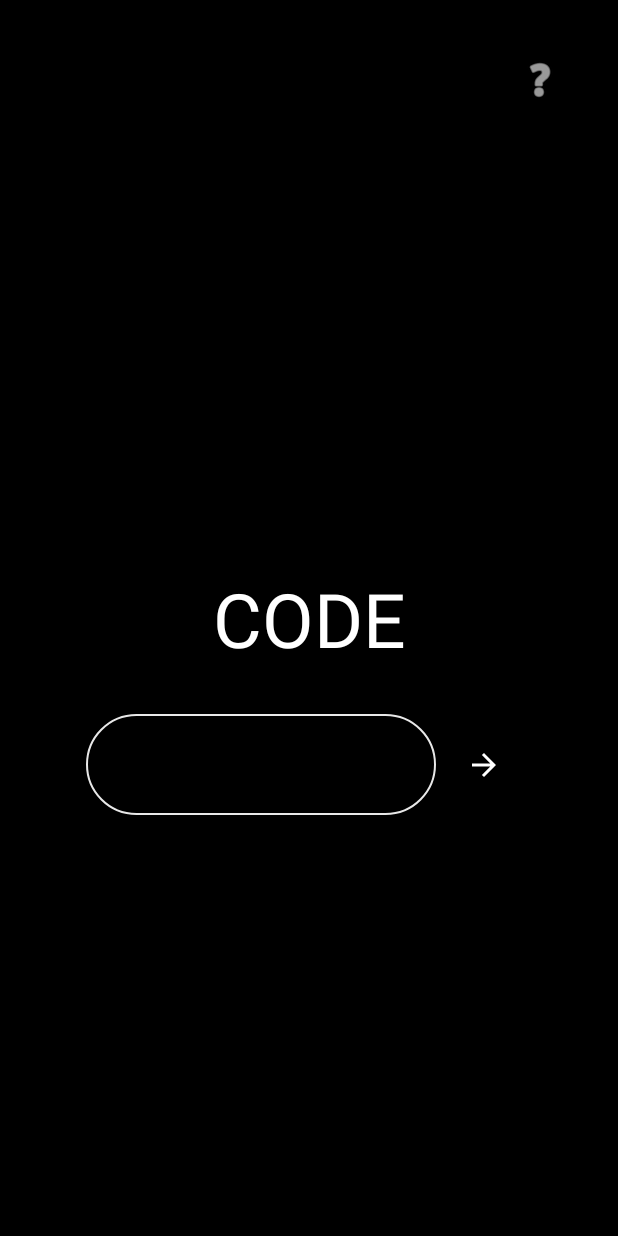
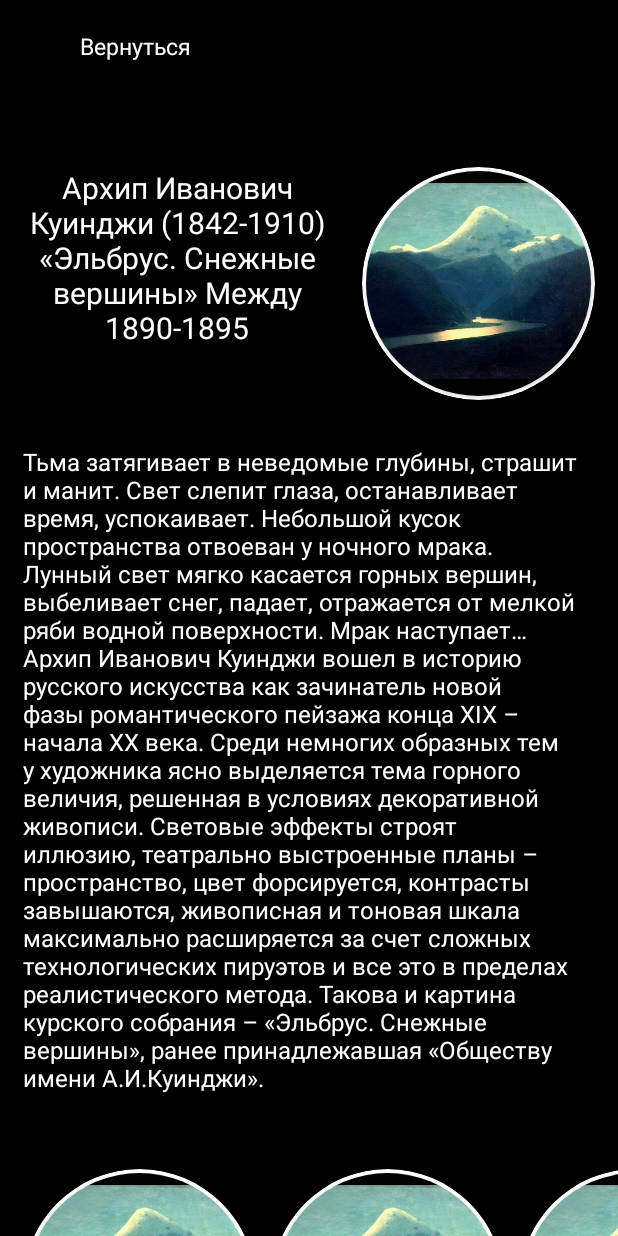
Before and after one commit to BadLog1n/Pictale, an Android app: the screen it shows after launch (MainActivity), on a phone screen of 412 x 824 dp. Run offline under Robolectric (Android 15) with nearby library versions, the phone set to English and light mode, and no system bars.

Commit message:
Набросан дизайн макета Контент-окна

```diff
--- a/app/src/main/java/com/oneseed/pictale/MainActivity.kt
+++ b/app/src/main/java/com/oneseed/pictale/MainActivity.kt
@@ -6,6 +6,6 @@ import android.os.Bundle
 class MainActivity : AppCompatActivity() {
     override fun onCreate(savedInstanceState: Bundle?) {
         super.onCreate(savedInstanceState)
-        setContentView(R.layout.activity_main)
+        setContentView(R.layout.layout_content)
     }
 }
--- /dev/null
+++ b/app/src/main/res/drawable/round_corner.xml
@@ -0,0 +1,5 @@
+<?xml version="1.0" encoding="utf-8"?>
+<shape xmlns:android="http://schemas.android.com/apk/res/android"
+    android:shape="rectangle">
+    <corners android:radius="90dp" />
+</shape>
--- a/app/src/main/res/layout/activity_main.xml
+++ b/app/src/main/res/layout/activity_main.xml
@@ -2,13 +2,8 @@
 <androidx.constraintlayout.widget.ConstraintLayout xmlns:android="http://schemas.android.com/apk/res/android"
     xmlns:app="http://schemas.android.com/apk/res-auto"
     android:layout_width="match_parent"
-    android:layout_height="match_parent">
-
-    <androidx.constraintlayout.widget.ConstraintLayout
-        android:layout_width="match_parent"
     android:layout_height="match_parent"
     android:background="@color/black">
-
 
 
     <TextView
@@ -50,7 +45,7 @@
             android:gravity="center"
             android:hint="@string/hintForCode"
             android:inputType="number"
-                android:maxLength="15"
+            android:maxLength="6"
             android:padding="20dp"
             android:paddingStart="15dp"
             android:paddingEnd="30dp"
@@ -81,6 +76,8 @@
         android:layout_width="wrap_content"
         android:layout_height="wrap_content"
         android:layout_gravity=""
+        android:layout_marginStart="300dp"
+        android:layout_marginBottom="200dp"
         android:backgroundTint="@color/black"
         android:enabled="true"
         android:padding="20dp"
@@ -88,15 +85,12 @@
         android:text=""
         android:textColor="@color/white"
         android:textSize="20sp"
-            app:layout_constraintBottom_toBottomOf="parent"
+        app:layout_constraintBottom_toTopOf="@+id/codeInputText"
         app:layout_constraintEnd_toEndOf="parent"
-            app:layout_constraintHorizontal_bias="0.953"
         app:layout_constraintStart_toStartOf="parent"
+
         app:layout_constraintTop_toTopOf="parent"
-            app:layout_constraintVertical_bias="0.023"
         app:tint="@color/white" />
 
 
 </androidx.constraintlayout.widget.ConstraintLayout>
-
-</androidx.constraintlayout.widget.ConstraintLayout>
--- /dev/null
+++ b/app/src/main/res/layout/layout_content.xml
@@ -0,0 +1,271 @@
+<?xml version="1.0" encoding="utf-8"?>
+<LinearLayout xmlns:android="http://schemas.android.com/apk/res/android"
+    xmlns:app="http://schemas.android.com/apk/res-auto"
+    xmlns:tools="http://schemas.android.com/tools"
+    android:layout_width="match_parent"
+    android:layout_height="match_parent"
+    android:background="@color/black"
+    android:orientation="vertical">
+
+    <ScrollView
+        android:layout_width="match_parent"
+        android:layout_height="match_parent">
+
+        <LinearLayout
+            android:layout_width="match_parent"
+            android:layout_height="wrap_content"
+            android:orientation="vertical" >
+
+            <TextView
+                android:id="@+id/backAction"
+                android:layout_width="wrap_content"
+                android:layout_height="wrap_content"
+                android:ems="10"
+                android:gravity="center"
+                android:maxLength="250"
+                android:padding="20dp"
+                android:text="@string/back"
+                android:textColor="@color/white"
+                android:textSize="15sp"
+                app:layout_constraintBottom_toBottomOf="parent"
+                app:layout_constraintEnd_toEndOf="parent"
+                app:layout_constraintStart_toStartOf="parent" />
+
+            <LinearLayout
+                android:id="@+id/titleLayout"
+                android:layout_width="match_parent"
+                android:layout_height="wrap_content"
+                android:orientation="horizontal"
+                android:paddingStart="15dp"
+                android:paddingTop="50dp"
+                android:paddingEnd="15dp"
+                android:paddingBottom="30dp"
+                app:layout_constraintBottom_toTopOf="@+id/Text"
+                app:layout_constraintEnd_toEndOf="parent"
+                app:layout_constraintStart_toStartOf="parent">
+
+                <TextView
+                    android:id="@+id/titleText"
+                    android:layout_width="0dp"
+                    android:layout_height="wrap_content"
+                    android:layout_marginEnd="20dp"
+                    android:layout_weight="1.5"
+                    android:ems="10"
+                    android:gravity="center"
+                    android:maxLength="250"
+                    android:text="@string/exampleTextShort"
+                    android:textColor="@color/white"
+                    android:textSize="20sp" />
+
+                <androidx.cardview.widget.CardView
+                    android:layout_width="155dp"
+                    android:layout_height="155dp"
+                    app:cardBackgroundColor="@color/white"
+                    app:cardCornerRadius="250dp">
+
+                    <androidx.cardview.widget.CardView
+                        android:layout_width="150dp"
+                        android:layout_height="150dp"
+                        android:layout_gravity="center"
+                        app:cardCornerRadius="250dp">
+
+                        <ImageView
+                            android:layout_width="150dp"
+                            android:layout_height="150dp"
+                            android:scaleType="centerCrop"
+                            android:src="@drawable/image" />
+
+                    </androidx.cardview.widget.CardView>
+
+                </androidx.cardview.widget.CardView>
+
+            </LinearLayout>
+
+            <TextView
+                android:id="@+id/mainText"
+                android:layout_width="match_parent"
+                android:layout_height="wrap_content"
+                android:ems="10"
+                android:paddingStart="15dp"
+                android:paddingEnd="15dp"
+                android:text="@string/exampleLongText"
+                android:textColor="@color/white"
+                android:textSize="16sp"
+                app:layout_constraintBottom_toBottomOf="parent"
+                app:layout_constraintEnd_toEndOf="parent"
+                app:layout_constraintStart_toStartOf="parent" />
+
+            <HorizontalScrollView
+                android:layout_width="wrap_content"
+                android:layout_height="wrap_content">
+
+
+                <LinearLayout
+                    android:id="@+id/linearLayout21"
+                    android:layout_width="wrap_content"
+                    android:layout_height="wrap_content"
+                    android:orientation="horizontal"
+                    android:paddingStart="15dp"
+                    android:paddingTop="50dp"
+                    android:paddingEnd="15dp"
+                    android:paddingBottom="30dp"
+                    app:layout_constraintBottom_toTopOf="@+id/Text"
+                    app:layout_constraintEnd_toEndOf="parent"
+                    app:layout_constraintStart_toStartOf="parent">
+
+
+                    <androidx.cardview.widget.CardView
+                        android:layout_width="155dp"
+                        android:layout_marginEnd="10dp"
+                        android:layout_height="155dp"
+                        app:cardBackgroundColor="@color/white"
+                        app:cardCornerRadius="250dp">
+
+                        <androidx.cardview.widget.CardView
+                            android:layout_width="150dp"
+                            android:layout_height="150dp"
+                            android:layout_gravity="center"
+                            app:cardCornerRadius="250dp">
+
+                            <ImageView
+                                android:layout_width="150dp"
+                                android:layout_height="150dp"
+                                android:scaleType="centerCrop"
+                                android:src="@drawable/image" />
+
+                        </androidx.cardview.widget.CardView>
+
+                    </androidx.cardview.widget.CardView>
+
+                    <androidx.cardview.widget.CardView
+                        android:layout_width="155dp"
+                        android:layout_height="155dp"
+                        android:layout_marginEnd="10dp"
+
+                        app:cardBackgroundColor="@color/white"
+                        app:cardCornerRadius="250dp">
+
+                        <androidx.cardview.widget.CardView
+                            android:layout_width="150dp"
+                            android:layout_height="150dp"
+                            android:layout_gravity="center"
+                            app:cardCornerRadius="250dp">
+
+                            <ImageView
+                                android:layout_width="150dp"
+                                android:layout_height="150dp"
+                                android:scaleType="centerCrop"
+                                android:src="@drawable/image" />
+
+                        </androidx.cardview.widget.CardView>
+
+                    </androidx.cardview.widget.CardView>
+
+                    <androidx.cardview.widget.CardView
+                        android:layout_width="155dp"
+                        android:layout_height="155dp"
+                        android:layout_marginEnd="10dp"
+
+                        app:cardBackgroundColor="@color/white"
+                        app:cardCornerRadius="250dp">
+
+                        <androidx.cardview.widget.CardView
+                            android:layout_width="150dp"
+                            android:layout_height="150dp"
+                            android:layout_gravity="center"
+                            app:cardCornerRadius="250dp">
+
+                            <ImageView
+                                android:layout_width="150dp"
+                                android:layout_height="150dp"
+                                android:scaleType="centerCrop"
+                                android:src="@drawable/image" />
+
+                        </androidx.cardview.widget.CardView>
+
+                    </androidx.cardview.widget.CardView>
+
+                    <androidx.cardview.widget.CardView
+                        android:layout_width="155dp"
+                        android:layout_height="155dp"
+                        app:cardBackgroundColor="@color/white"
+                        app:cardCornerRadius="250dp">
+
+                        <androidx.cardview.widget.CardView
+                            android:layout_width="150dp"
+                            android:layout_height="150dp"
+                            android:layout_gravity="center"
+                            app:cardCornerRadius="250dp">
+
+                            <ImageView
+                                android:layout_width="150dp"
+                                android:layout_height="150dp"
+                                android:scaleType="centerCrop"
+                                android:src="@drawable/image" />
+
+                        </androidx.cardview.widget.CardView>
+
+                    </androidx.cardview.widget.CardView>
+                </LinearLayout>
+
+
+            </HorizontalScrollView>
+
+            <TextView
+                android:id="@+id/contactsText"
+                android:layout_width="match_parent"
+                android:layout_height="wrap_content"
+                android:ems="10"
+                android:paddingStart="15dp"
+                android:paddingEnd="15dp"
+                android:text="@string/contacts"
+                android:textColor="@color/white"
+                android:textSize="20sp"
+                app:layout_constraintBottom_toBottomOf="parent"
+                app:layout_constraintEnd_toEndOf="parent"
+                app:layout_constraintStart_toStartOf="parent" />
+
+            <LinearLayout
+                android:id="@+id/contactsLayout"
+                android:layout_width="match_parent"
+                android:layout_height="wrap_content"
+                android:orientation="horizontal"
+                android:paddingStart="15dp"
+                android:paddingTop="50dp"
+                android:paddingEnd="15dp"
+                android:paddingBottom="30dp"
+                app:layout_constraintBottom_toTopOf="@+id/Text"
+                app:layout_constraintEnd_toEndOf="parent"
+                app:layout_constraintStart_toStartOf="parent">
+
+
+
+                <ImageView
+                    android:layout_width="wrap_content"
+                    android:layout_height="wrap_content"
+                    android:layout_marginStart="10dp"
+                    android:layout_marginEnd="10dp"
+                    android:scaleType="centerCrop"
+                    app:srcCompat="@android:drawable/sym_action_email"
+                    app:tint="@color/white"
+                    tools:srcCompat="@android:drawable/sym_action_email" />
+
+                <TextView
+                    android:id="@+id/emailContactText"
+                    android:layout_width="0dp"
+                    android:layout_height="wrap_content"
+                    android:layout_marginEnd="20dp"
+                    android:layout_weight="1.5"
+                    android:ems="10"
+                    android:gravity="center"
+                    android:maxLength="250"
+                    android:singleLine="true"
+                    android:text="@string/emailTextExample"
+                    android:textColor="@color/white"
+                    android:textSize="20sp" />
+            </LinearLayout>
+
+        </LinearLayout>
+    </ScrollView>
+
+</LinearLayout>
--- a/app/src/main/res/values/strings.xml
+++ b/app/src/main/res/values/strings.xml
@@ -2,4 +2,10 @@
     <string name="app_name">Pictale</string>
     <string name="codeInputText">CODE</string>
     <string name="hintForCode">000000</string>
+    <string name="back">Вернуться</string>
+    <string name="exampleLongText">Тьма затягивает в неведомые глубины, страшит и манит. Свет слепит глаза, останавливает время, успокаивает. Небольшой кусок пространства отвоеван у ночного мрака. Лунный свет мягко касается горных вершин, выбеливает снег, падает, отражается от мелкой ряби водной поверхности. Мрак наступает…Архип Иванович Куинджи вошел в историю русского искусства как зачинатель новой фазы романтического пейзажа конца XIX – начала ХХ века. Среди немногих образных тем у художника ясно выделяется тема горного величия, решенная в условиях декоративной живописи. Световые эффекты строят иллюзию, театрально выстроенные планы – пространство, цвет форсируется, контрасты завышаются, живописная и тоновая шкала максимально расширяется за счет сложных технологических пируэтов и все это в пределах реалистического метода. Такова и картина курского собрания – «Эльбрус. Снежные вершины», ранее принадлежавшая «Обществу имени А.И.Куинджи».
+    </string>
+    <string name="exampleTextShort">Архип Иванович Куинджи (1842-1910)\n«Эльбрус. Снежные вершины» Между 1890-1895</string>
+    <string name="contacts">Контакты</string>
+    <string name="emailTextExample">st-nemchenko@yandex.ru</string>
 </resources>
```
Also changed, not shown: app/src/main/res/drawable/image.jpg (added). Lines whose indentation alone changed are shown as unchanged.
